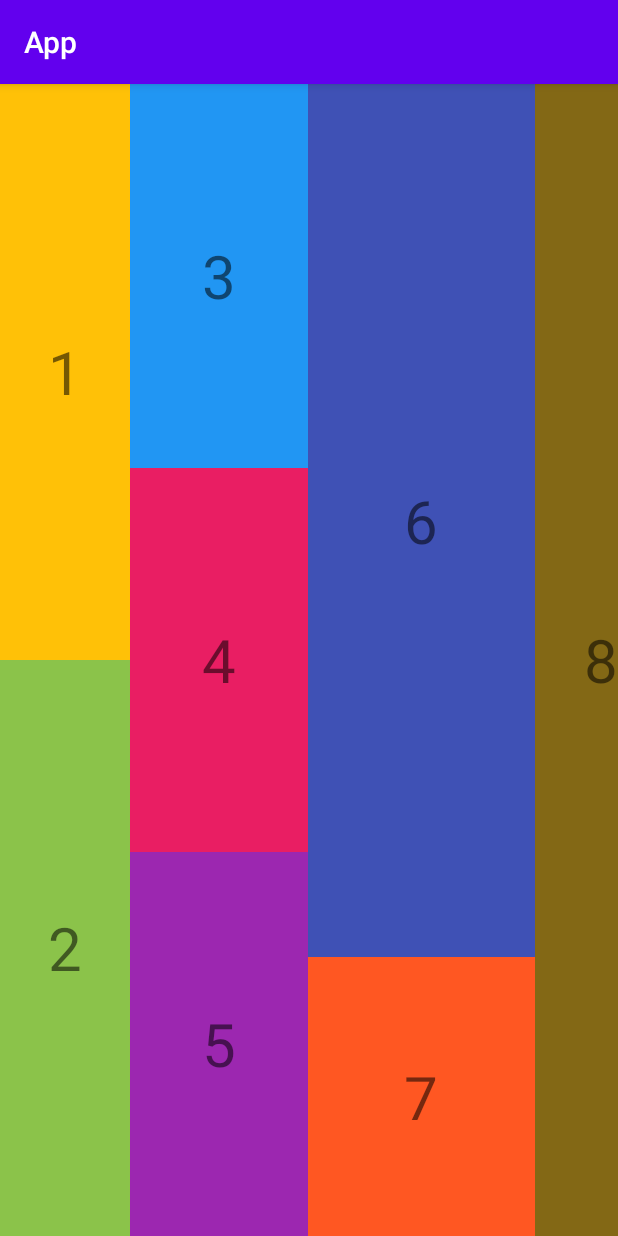
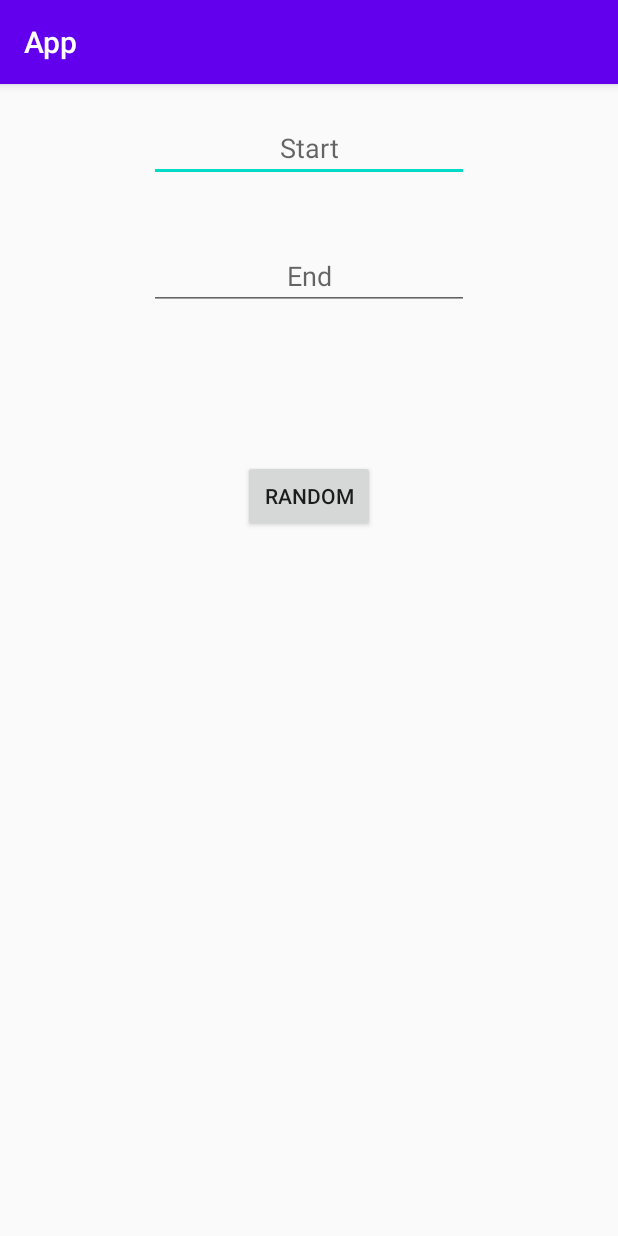
Before and after one commit to tannguyencoder/AndroidBasic, an Android app: the screen it shows after launch (MainActivity), on a phone screen of 412 x 824 dp. Run offline under Robolectric (Android 15) with nearby library versions, the phone set to English and light mode, and no system bars.

Commit message:
Random Number

```diff
--- a/app/src/main/java/com/example/app/MainActivity.java
+++ b/app/src/main/java/com/example/app/MainActivity.java
@@ -4,15 +4,54 @@ import androidx.appcompat.app.AppCompatActivity;
 
 import android.os.Bundle;
 import android.util.Log;
+import android.view.View;
+import android.widget.Button;
+import android.widget.EditText;
+import android.widget.TextView;
+import android.widget.Toast;
 
 import java.util.ArrayList;
+import java.util.Random;
 
 public class MainActivity extends AppCompatActivity {
-
+    TextView txt_result;
+    EditText edt_Start,edt_End;
+    Button btn_Random;
     @Override
     protected void onCreate(Bundle savedInstanceState) {
         super.onCreate(savedInstanceState);
         setContentView(R.layout.activity_main);
 
+        Maping();
+
+        btn_Random.setOnClickListener(new View.OnClickListener() {
+            @Override
+            public void onClick(View v) {
+                //trim using cut space end or start
+                String start = edt_Start.getText().toString().trim();
+                String end = edt_End.getText().toString().trim();
+                //check impty
+                if(start.isEmpty()||end.length() ==0){
+                    Toast.makeText(MainActivity.this,"Iput number plz!!",Toast.LENGTH_SHORT).show();
+                }else{
+                    //cast string to int
+                    int num1= Integer.parseInt(start);
+                    int num2 = Integer.parseInt(end);
+
+                    Random random = new Random();
+                    //random 0 to num2-num1+1
+                    int num = random.nextInt(num2-num1+1)+num1;
+                    //cast num to string
+                    txt_result.setText(String.valueOf(num));
+                }
+
+            }
+        });
+    }
+    private void Maping(){
+        txt_result = findViewById(R.id.textView);
+        edt_Start = findViewById(R.id.editText);
+        edt_End = findViewById(R.id.editText2);
+        btn_Random= findViewById(R.id.button);
     }
 }
--- a/app/src/main/res/layout/activity_main.xml
+++ b/app/src/main/res/layout/activity_main.xml
@@ -1,104 +1,60 @@
 <?xml version="1.0" encoding="utf-8"?>
-<LinearLayout
+<androidx.constraintlayout.widget.ConstraintLayout xmlns:app="http://schemas.android.com/apk/res-auto"
+    xmlns:tools="http://schemas.android.com/tools"
+    android:layout_height="match_parent"
     xmlns:android="http://schemas.android.com/apk/res/android"
-    android:layout_width="match_parent"
-    android:layout_height="match_parent"
-    android:orientation="horizontal"
-    android:weightSum="10">
-    <LinearLayout
-        android:layout_height="match_parent"
-        android:layout_weight="2"
-        android:orientation="vertical"
-        android:weightSum="2"
-        android:layout_width="wrap_content">
-        <TextView
-            android:layout_width="match_parent"
-            android:layout_weight="1"
-            android:text="1"
-            android:textSize="40dp"
-            android:background="#FFC107"
-            android:gravity="center"
-            android:layout_height="wrap_content" />
+    android:layout_width="match_parent">
 
-        <TextView
-            android:layout_width="match_parent"
-            android:layout_weight="1"
-            android:text="2"
-            android:background="#8BC34A"
-            android:textSize="40dp"
-            android:gravity="center"
-            android:layout_height="wrap_content" />
-    </LinearLayout>
-    <LinearLayout
-        android:layout_height="match_parent"
-        android:layout_weight="3"
-        android:orientation="vertical"
-        android:weightSum="3"
-        android:layout_width="wrap_content">
-        <TextView
-            android:layout_width="match_parent"
-            android:layout_weight="1"
-            android:text="3"
-            android:textSize="40dp"
-            android:background="#2196F3"
-            android:gravity="center"
-            android:layout_height="wrap_content" />
+    <Button
+        android:id="@+id/button"
+        android:layout_width="wrap_content"
+        android:layout_height="wrap_content"
+        android:layout_marginTop="100dp"
+        android:text="Random"
+        app:layout_constraintEnd_toEndOf="parent"
+        app:layout_constraintStart_toStartOf="parent"
+        app:layout_constraintTop_toBottomOf="@+id/editText2" />
 
-        <TextView
-            android:layout_width="match_parent"
-            android:layout_weight="1"
-            android:text="4"
-            android:background="#E91E63"
-            android:textSize="40dp"
-            android:gravity="center"
-            android:layout_height="wrap_content" />
-        <TextView
-            android:layout_width="match_parent"
-            android:layout_weight="1"
-            android:text="5"
-            android:background="#9C27B0"
-            android:textSize="40dp"
-            android:gravity="center"
-            android:layout_height="wrap_content" />
-    </LinearLayout>
-    <LinearLayout
-        android:layout_height="match_parent"
-        android:layout_weight="4"
-        android:orientation="vertical"
-        android:weightSum="10"
-        android:layout_width="wrap_content">
-        <TextView
-            android:layout_width="match_parent"
-            android:layout_weight="8"
-            android:text="6"
-            android:textSize="40dp"
-            android:background="#3F51B5"
-            android:gravity="center"
-            android:layout_height="wrap_content" />
+    <EditText
+        android:id="@+id/editText"
+        android:layout_width="wrap_content"
+        android:layout_height="wrap_content"
+        android:layout_marginStart="10dp"
+        android:layout_marginTop="20dp"
+        android:layout_marginEnd="10dp"
+        android:ems="10"
+        android:inputType="number"
+        android:hint="Start"
+        android:textAlignment="center"
+        app:layout_constraintEnd_toEndOf="parent"
+        app:layout_constraintStart_toStartOf="parent"
+        app:layout_constraintTop_toTopOf="parent" />
 
-        <TextView
-            android:layout_width="match_parent"
-            android:layout_weight="2"
-            android:text="7"
-            android:background="#FF5722"
-            android:textSize="40dp"
-            android:gravity="center"
-            android:layout_height="wrap_content" />
-    </LinearLayout>
-    <LinearLayout
-        android:layout_height="match_parent"
-        android:layout_weight="2"
-        android:orientation="vertical"
-        android:layout_width="wrap_content">
-        <TextView
-            android:layout_width="match_parent"
-            android:layout_weight="1"
-            android:text="8"
-            android:textSize="40dp"
-            android:background="#836815"
-            android:gravity="center"
-            android:layout_height="wrap_content" />
+    <EditText
+        android:id="@+id/editText2"
+        android:layout_width="wrap_content"
+        android:layout_height="wrap_content"
+        android:layout_marginStart="10dp"
+        android:layout_marginTop="40dp"
+        android:layout_marginEnd="10dp"
+        android:ems="10"
+        android:textAlignment="center"
+        android:inputType="number"
+        android:hint="End"
+        app:layout_constraintEnd_toEndOf="parent"
+        app:layout_constraintStart_toStartOf="parent"
+        app:layout_constraintTop_toBottomOf="@+id/editText" />
 
-
-    </LinearLayout>
-</LinearLayout>
+    <TextView
+        android:id="@+id/textView"
+        android:layout_width="wrap_content"
+        android:layout_height="wrap_content"
+        android:layout_marginStart="10dp"
+        android:layout_marginTop="96dp"
+        android:layout_marginEnd="10dp"
+        android:paddingBottom="10dp"
+        android:paddingEnd="20dp"
+        app:layout_constraintEnd_toEndOf="parent"
+        app:layout_constraintStart_toStartOf="parent"
+        app:layout_constraintTop_toBottomOf="@+id/button" />
+</androidx.constraintlayout.widget.ConstraintLayout>
```
